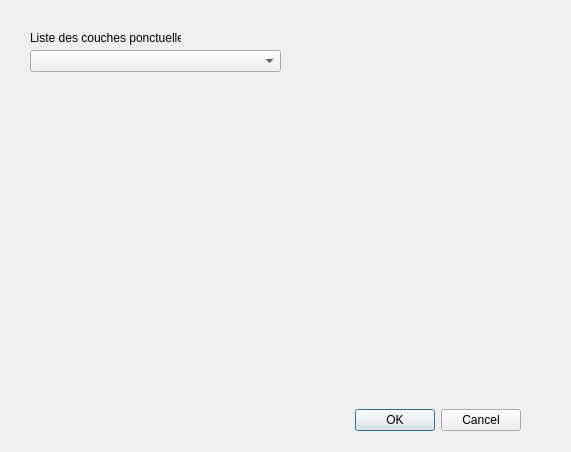
Qt form info_displayer_dialog_base.ui (hamza-rachidi/myQGIS-plugin) before a commit.
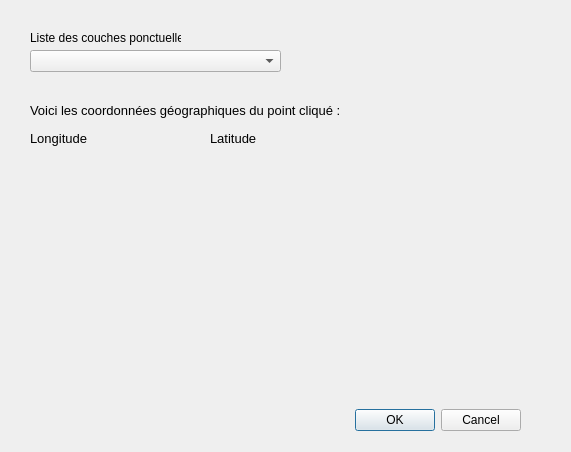
The same form after that commit.

Commit message: afficher les coordonnées géographiques d'un point lors d'un clic avec le curseur

Patch:
```diff
--- a/info_displayer_dialog_base.ui
+++ b/info_displayer_dialog_base.ui
@@ -55,6 +55,101 @@
     <string>Liste des couches ponctuelles</string>
    </property>
   </widget>
+  <widget class="QLabel" name="labelCouche_2">
+   <property name="geometry">
+    <rect>
+     <x>30</x>
+     <y>100</y>
+     <width>331</width>
+     <height>21</height>
+    </rect>
+   </property>
+   <property name="font">
+    <font>
+     <family>Arial</family>
+     <pointsize>10</pointsize>
+    </font>
+   </property>
+   <property name="text">
+    <string>Voici les coordonnées géographiques du point cliqué :</string>
+   </property>
+  </widget>
+  <widget class="QLabel" name="labelLongitude">
+   <property name="geometry">
+    <rect>
+     <x>30</x>
+     <y>130</y>
+     <width>61</width>
+     <height>16</height>
+    </rect>
+   </property>
+   <property name="font">
+    <font>
+     <family>Arial</family>
+     <pointsize>10</pointsize>
+    </font>
+   </property>
+   <property name="text">
+    <string>Longitude</string>
+   </property>
+  </widget>
+  <widget class="QLabel" name="labelLatitude">
+   <property name="geometry">
+    <rect>
+     <x>210</x>
+     <y>130</y>
+     <width>51</width>
+     <height>16</height>
+    </rect>
+   </property>
+   <property name="font">
+    <font>
+     <family>Arial</family>
+     <pointsize>10</pointsize>
+    </font>
+   </property>
+   <property name="text">
+    <string>Latitude</string>
+   </property>
+  </widget>
+  <widget class="QLabel" name="labelvaleur_Latitude">
+   <property name="geometry">
+    <rect>
+     <x>270</x>
+     <y>130</y>
+     <width>101</width>
+     <height>21</height>
+    </rect>
+   </property>
+   <property name="font">
+    <font>
+     <family>Arial</family>
+     <pointsize>9</pointsize>
+    </font>
+   </property>
+   <property name="text">
+    <string/>
+   </property>
+  </widget>
+  <widget class="QLabel" name="labelvaleur_Longitude">
+   <property name="geometry">
+    <rect>
+     <x>100</x>
+     <y>130</y>
+     <width>101</width>
+     <height>21</height>
+    </rect>
+   </property>
+   <property name="font">
+    <font>
+     <family>Arial</family>
+     <pointsize>9</pointsize>
+    </font>
+   </property>
+   <property name="text">
+    <string/>
+   </property>
+  </widget>
  </widget>
  <resources/>
  <connections>
```
The commit also changes 2 other files.
